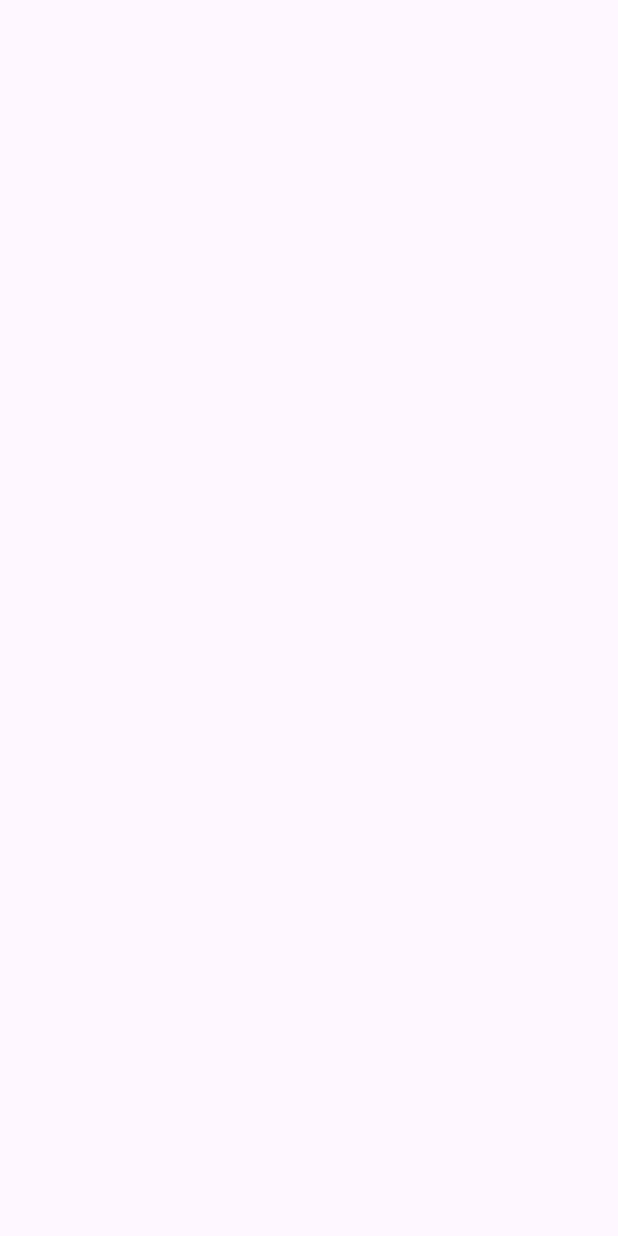
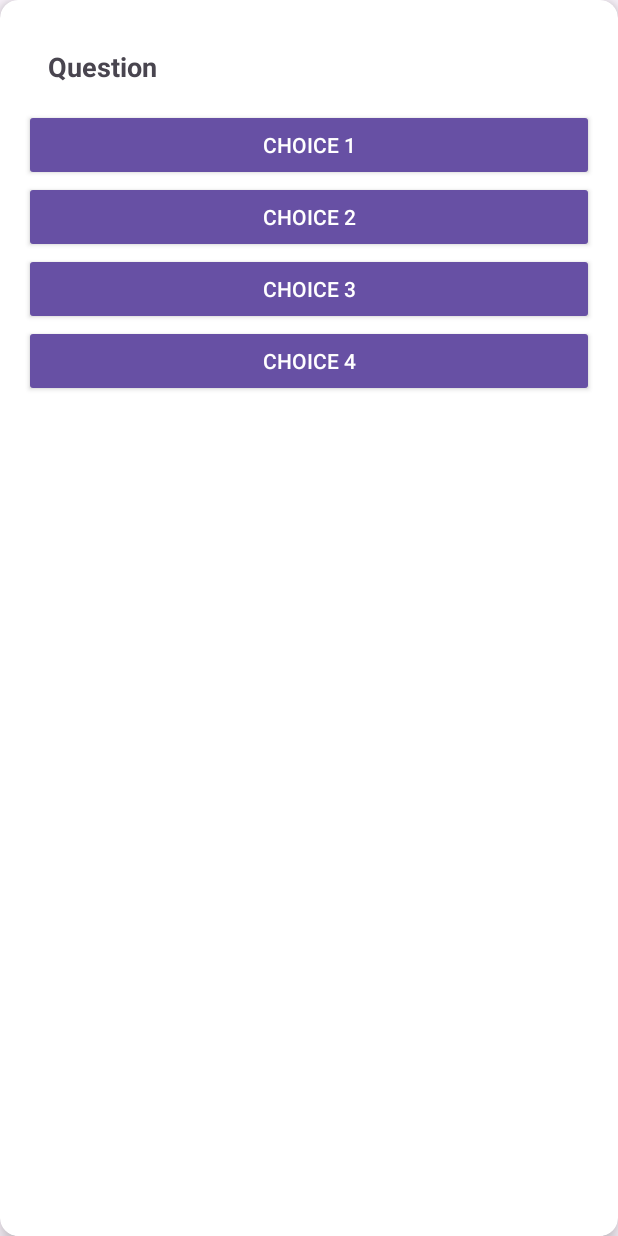
Before and after one commit to blurridge/iStudy, an Android app: the TakeQuizActivity screen opened directly, with no data from a screen before it, on a phone screen of 412 x 824 dp. Before the commit the screen is empty. Run offline under Robolectric (Android 15) with nearby library versions, the phone set to English and light mode, and no system bars; 1 statement that could not run was skipped.

Commit message:
made the button navigate to TakeQuizActivit
made the TakeQuizActivity and xml with no proper layouts

made the TakeQuizActivity get questions from db and display question and choices

```diff
--- a/app/src/main/java/com/example/istudy/StudyAdapter.kt
+++ b/app/src/main/java/com/example/istudy/StudyAdapter.kt
@@ -36,11 +36,11 @@ class StudyAdapter(
     override fun onBindViewHolder(holder: TopicViewHolder, position: Int) {
         val currentItem = topics[position] // Gets the TopicModel from a specified position
 
-        // Set the text for TextViews
+        // Holders are like setters
         holder.topicNameTextView.text = currentItem.topicName
         holder.topicCourseTextView.text = currentItem.topicCourse
 
-        // Cycle through the colors list and apply the background color to the item view
+        // Iterate through the color list so it will have different colors
         val backgroundColor = colors[position % colors.size]
         holder.itemView.setBackgroundColor(backgroundColor)
 
--- a/app/src/main/java/com/example/istudy/TakeQuizActivity.kt
+++ b/app/src/main/java/com/example/istudy/TakeQuizActivity.kt
@@ -5,16 +5,80 @@ import androidx.activity.enableEdgeToEdge
 import androidx.appcompat.app.AppCompatActivity
 import androidx.core.view.ViewCompat
 import androidx.core.view.WindowInsetsCompat
+import com.example.istudy.databinding.ActivityTakeQuizBinding
 
 class TakeQuizActivity : AppCompatActivity() {
+
+    private lateinit var binding: ActivityTakeQuizBinding
+    private lateinit var dbHelper: DBHelper
+    private lateinit var questions: List<QuestionModel>
+    private var currentQuestionIndex = 0
+
     override fun onCreate(savedInstanceState: Bundle?) {
         super.onCreate(savedInstanceState)
         enableEdgeToEdge()
-        setContentView(R.layout.activity_take_quiz)
+
+        binding = ActivityTakeQuizBinding.inflate(layoutInflater)
+        setContentView(binding.root)
+
         ViewCompat.setOnApplyWindowInsetsListener(findViewById(R.id.main)) { v, insets ->
             val systemBars = insets.getInsets(WindowInsetsCompat.Type.systemBars())
             v.setPadding(systemBars.left, systemBars.top, systemBars.right, systemBars.bottom)
             insets
         }
+
+        val topicId = intent.getStringExtra("TOPIC_ID") ?: return
+
+        dbHelper = DBHelper(this)
+
+        questions = dbHelper.getQuestions(topicId.toLong())
+
+        if (questions.isNotEmpty()) {
+            displayQuestion(0)
+        } else {
+            binding.questionTextView.text = "No questions available for this topic."
+        }
+
+        binding.choice1Button.setOnClickListener { checkAnswer(1) }
+        binding.choice2Button.setOnClickListener { checkAnswer(2) }
+        binding.choice3Button.setOnClickListener { checkAnswer(3) }
+        binding.choice4Button.setOnClickListener { checkAnswer(4) }
+    }
+
+    private fun displayQuestion(index: Int) {
+        val question = questions[index]
+        binding.questionTextView.text = question.question
+        binding.choice1Button.text = question.choice1
+        binding.choice2Button.text = question.choice2
+        binding.choice3Button.text = question.choice3
+        binding.choice4Button.text = question.choice4
+    }
+
+    private fun checkAnswer(selectedChoice: Int) {
+        val question = questions[currentQuestionIndex]
+        val correctAnswer = question.answer
+
+        val selectedAnswer = when (selectedChoice) {
+            1 -> question.choice1
+            2 -> question.choice2
+            3 -> question.choice3
+            4 -> question.choice4
+            else -> ""
+        }
+
+        /*if (selectedAnswer == correctAnswer) {
+            // For Correct Answer
+        } else {
+            // For Wrong Answer
+        }
+
+        // Go to next question or if done
+        currentQuestionIndex++
+        if (currentQuestionIndex < questions.size) {
+            displayQuestion(currentQuestionIndex)
+        } else {
+            // Handle the end of the quiz
+            // e.g., show a completion message or finish activity
+        } */
     }
 }
--- a/app/src/main/res/layout/activity_take_quiz.xml
+++ b/app/src/main/res/layout/activity_take_quiz.xml
@@ -1,10 +1,71 @@
 <?xml version="1.0" encoding="utf-8"?>
-<androidx.constraintlayout.widget.ConstraintLayout xmlns:android="http://schemas.android.com/apk/res/android"
+<androidx.cardview.widget.CardView xmlns:android="http://schemas.android.com/apk/res/android"
     xmlns:app="http://schemas.android.com/apk/res-auto"
-    xmlns:tools="http://schemas.android.com/tools"
-    android:id="@+id/main"
     android:layout_width="match_parent"
-    android:layout_height="match_parent"
-    tools:context=".TakeQuizActivity">
+    android:layout_height="wrap_content"
+    android:layout_margin="16dp"
+    app:cardElevation="8dp"
+    app:cardCornerRadius="12dp">
 
-</androidx.constraintlayout.widget.ConstraintLayout>
+    <androidx.constraintlayout.widget.ConstraintLayout
+        android:layout_width="match_parent"
+        android:layout_height="wrap_content"
+        android:padding="16dp">
+
+        <TextView
+            android:id="@+id/questionTextView"
+            android:layout_width="0dp"
+            android:layout_height="wrap_content"
+            android:padding="16dp"
+            android:textStyle="bold"
+            android:textSize="18sp"
+            android:gravity="center_vertical"
+            android:text="Question"
+            app:layout_constraintStart_toStartOf="parent"
+            app:layout_constraintEnd_toEndOf="parent"
+            app:layout_constraintTop_toTopOf="parent"
+            app:layout_constraintBottom_toTopOf="@+id/choicesGroup"
+            app:layout_constraintHorizontal_bias="0.5"
+            app:layout_constraintVertical_bias="0.5" />
+
+        <LinearLayout
+            android:id="@+id/choicesGroup"
+            android:layout_width="0dp"
+            android:layout_height="wrap_content"
+            android:orientation="vertical"
+            app:layout_constraintStart_toStartOf="parent"
+            app:layout_constraintEnd_toEndOf="parent"
+            app:layout_constraintTop_toBottomOf="@+id/questionTextView">
+
+            <Button
+                android:id="@+id/choice1Button"
+                style="@style/Widget.AppCompat.Button"
+                android:layout_width="match_parent"
+                android:layout_height="wrap_content"
+                android:text="Choice 1" />
+
+            <Button
+                android:id="@+id/choice2Button"
+                style="@style/Widget.AppCompat.Button"
+                android:layout_width="match_parent"
+                android:layout_height="wrap_content"
+                android:text="Choice 2" />
+
+            <Button
+                android:id="@+id/choice3Button"
+                style="@style/Widget.AppCompat.Button"
+                android:layout_width="match_parent"
+                android:layout_height="wrap_content"
+                android:text="Choice 3" />
+
+            <Button
+                android:id="@+id/choice4Button"
+                style="@style/Widget.AppCompat.Button"
+                android:layout_width="match_parent"
+                android:layout_height="wrap_content"
+                android:text="Choice 4" />
+
+        </LinearLayout>
+
+    </androidx.constraintlayout.widget.ConstraintLayout>
+</androidx.cardview.widget.CardView>
```
